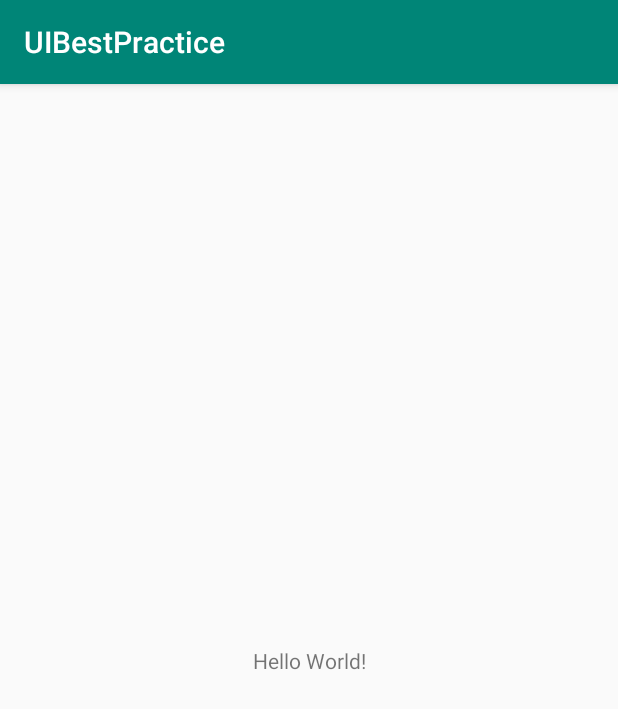
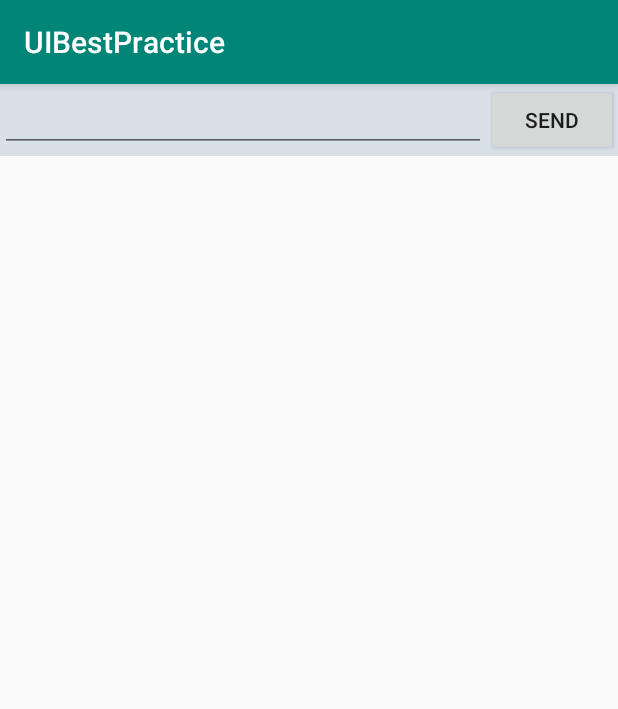
Before and after one commit to zxf000000/LearnAndroid, an Android app: the screen it shows after launch (MainActivity), on a phone screen of 412 x 824 dp. Shown: the top 709 px of the screen. Run offline under Robolectric (Android 15) with nearby library versions, the phone set to English and light mode, and no system bars.

```diff
--- a/UIBestPractice/app/build.gradle
+++ b/UIBestPractice/app/build.gradle
@@ -32,4 +32,5 @@ dependencies {
     testImplementation 'junit:junit:4.12'
     androidTestImplementation 'androidx.test.ext:junit:1.1.0'
     androidTestImplementation 'androidx.test.espresso:espresso-core:3.1.1'
+    implementation 'androidx.recyclerview:recyclerview:1.1.0'
 }
--- a/UIBestPractice/app/src/main/java/com/example/uibestpractice/MainActivity.kt
+++ b/UIBestPractice/app/src/main/java/com/example/uibestpractice/MainActivity.kt
@@ -2,11 +2,17 @@ package com.example.uibestpractice
 
 import androidx.appcompat.app.AppCompatActivity
 import android.os.Bundle
+import androidx.recyclerview.widget.RecyclerView
 
 class MainActivity : AppCompatActivity() {
 
     override fun onCreate(savedInstanceState: Bundle?) {
         super.onCreate(savedInstanceState)
         setContentView(R.layout.activity_main)
+
+        var msgList = mutableListOf<Message>()
+
+
+
     }
 }
--- /dev/null
+++ b/UIBestPractice/app/src/main/java/com/example/uibestpractice/message.kt
@@ -0,0 +1,3 @@
+package com.example.uibestpractice
+
+data class Message(val content: String) {}
--- a/UIBestPractice/app/src/main/res/layout/activity_main.xml
+++ b/UIBestPractice/app/src/main/res/layout/activity_main.xml
@@ -1,18 +1,36 @@
 <?xml version="1.0" encoding="utf-8"?>
-<androidx.constraintlayout.widget.ConstraintLayout xmlns:android="http://schemas.android.com/apk/res/android"
+<LinearLayout xmlns:android="http://schemas.android.com/apk/res/android"
     xmlns:app="http://schemas.android.com/apk/res-auto"
     xmlns:tools="http://schemas.android.com/tools"
     android:layout_width="match_parent"
-    android:layout_height="match_parent"
-    tools:context=".MainActivity">
+    android:layout_height="wrap_content"
+    android:orientation="vertical"
+    tools:context=".MainActivity"
+    android:background="#d8e0e8">
 
-    <TextView
-        android:layout_width="wrap_content"
+
+    <androidx.recyclerview.widget.RecyclerView
+        android:layout_width="match_parent"
+        android:layout_height="0dp"
+        android:layout_weight="1"
+        android:id="@+id/recycler_view"
+        />
+
+    <LinearLayout
+        android:layout_width="match_parent"
         android:layout_height="wrap_content"
-        android:text="Hello World!"
-        app:layout_constraintBottom_toBottomOf="parent"
-        app:layout_constraintLeft_toLeftOf="parent"
-        app:layout_constraintRight_toRightOf="parent"
-        app:layout_constraintTop_toTopOf="parent" />
+        android:orientation="horizontal">
+        <EditText
+            android:layout_width="wrap_content"
+            android:layout_height="wrap_content"
+            android:id="@+id/edit_text"
+            android:layout_weight="1"
+            android:maxLines="2"/>
+        <Button
+            android:layout_width="wrap_content"
+            android:layout_height="wrap_content"
+            android:id="@+id/send_button"
+            android:text="Send" />
+    </LinearLayout>
 
-</androidx.constraintlayout.widget.ConstraintLayout>
+</LinearLayout>
```
Also changed, not shown: UIBestPractice/app/src/main/java/com/example/uibestpractice/MessageAdapter.kt (added, +20 -0 lines), UIBestPractice/app/src/main/res/layout/msg_item.xml (added, +12 -0 lines).
